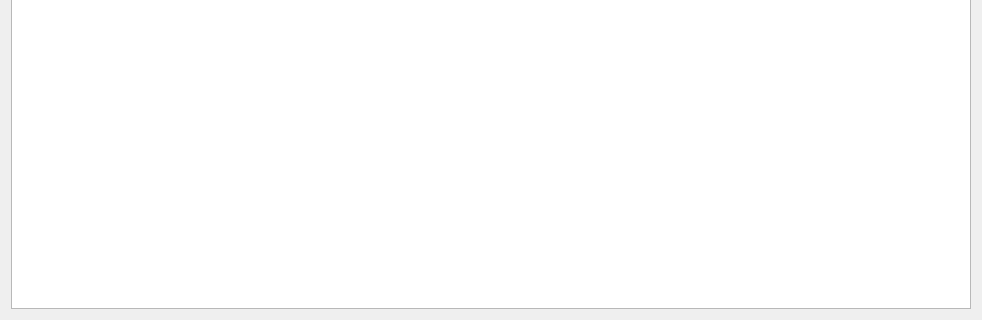
mcdogg17/CoffeeRepose, file main.ui: the form before one commit; both pictures show x 0 to 982 and y 163 to 483 of the 982 by 483 pixel window.
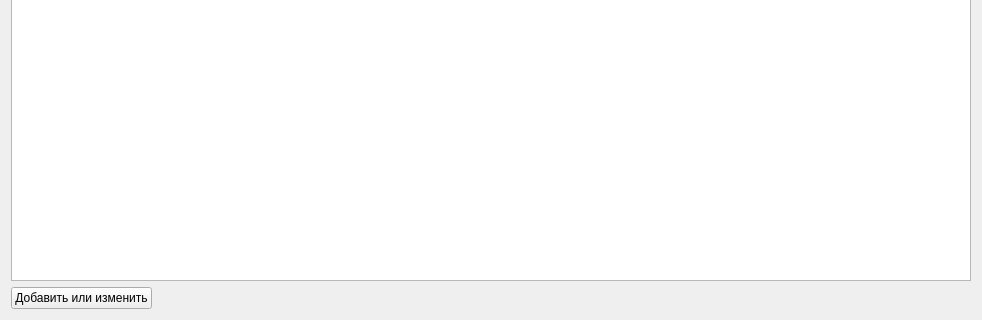
The form after the commit.

The edit to the form file:
```diff
--- a/main.ui
+++ b/main.ui
@@ -17,6 +17,19 @@
    <item>
     <widget class="QTableWidget" name="tableWidget"/>
    </item>
+   <item>
+    <widget class="QPushButton" name="changeedit">
+     <property name="sizePolicy">
+      <sizepolicy hsizetype="Fixed" vsizetype="Fixed">
+       <horstretch>0</horstretch>
+       <verstretch>0</verstretch>
+      </sizepolicy>
+     </property>
+     <property name="text">
+      <string>Добавить или изменить</string>
+     </property>
+    </widget>
+   </item>
   </layout>
  </widget>
  <resources/>
```
